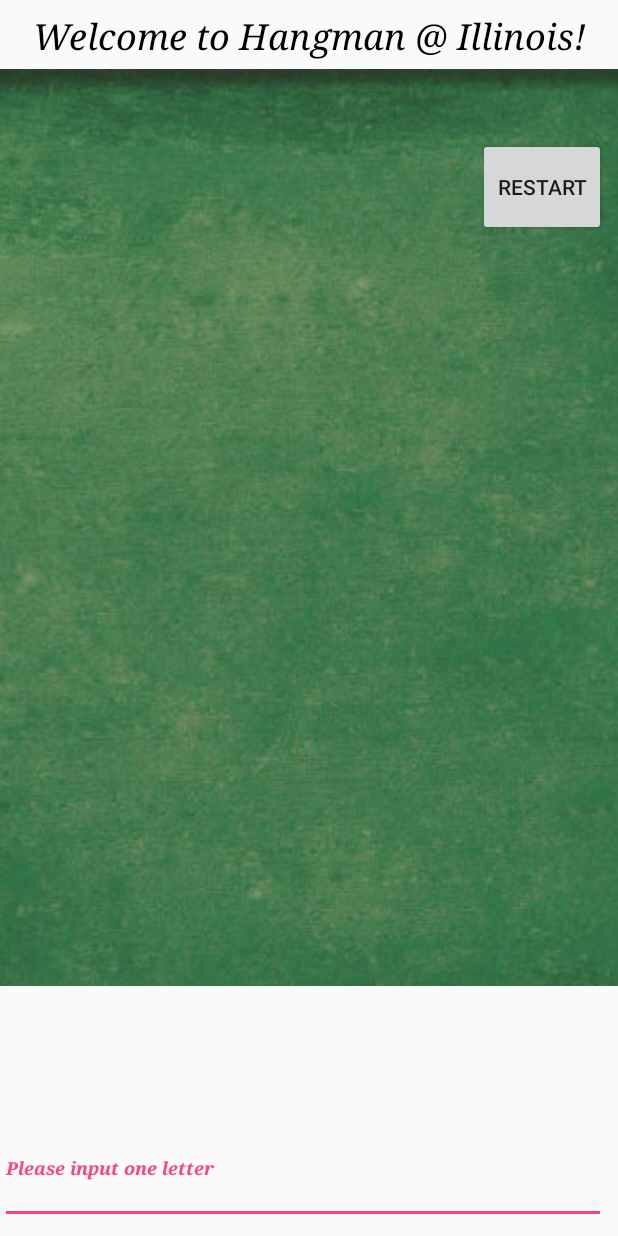
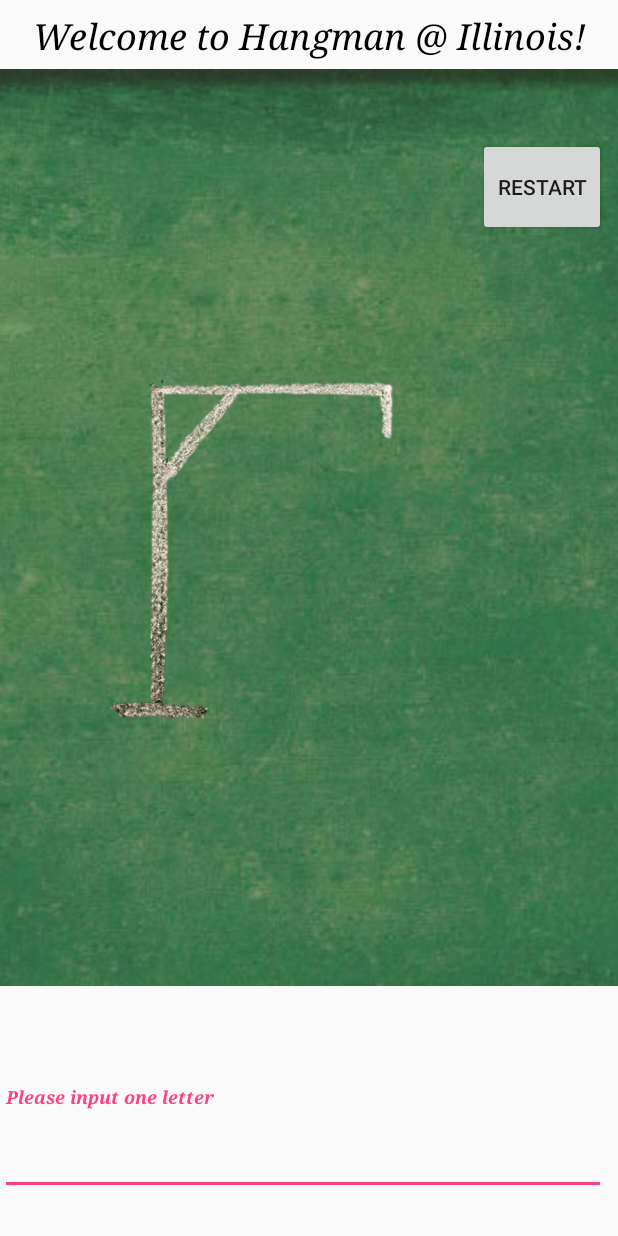
Before and after one commit to rkhoury2/Final-Project, an Android app: the screen it shows after launch (Hangman), on a phone screen of 412 x 824 dp. Run offline under Robolectric (Android 15) with nearby library versions, the phone set to English and light mode, and no system bars.

Commit message:
done ish with UI?

```diff
--- a/app/src/main/java/com/example/ramiekhoury/finalprojecttake2/Hangman.java
+++ b/app/src/main/java/com/example/ramiekhoury/finalprojecttake2/Hangman.java
@@ -6,10 +6,14 @@ import android.support.design.widget.Snackbar;
 import android.support.v7.app.AppCompatActivity;
 import android.support.v7.widget.Toolbar;
 import android.util.Log;
+import android.view.KeyEvent;
 import android.view.View;
 import android.view.Menu;
 import android.view.MenuItem;
+import android.view.inputmethod.EditorInfo;
 import android.widget.Button;
+import android.widget.EditText;
+import android.widget.TextView;
 
 public class Hangman extends AppCompatActivity {
 
@@ -24,7 +28,20 @@ public class Hangman extends AppCompatActivity {
                 Log.d("restart button", "The restart button works!");
             }
         });
-    }
+        EditText userInput = findViewById(R.id.userinput);
+        userInput.setOnEditorActionListener(new TextView.OnEditorActionListener() {
+            @Override
+            public boolean onEditorAction(TextView v, int actionId, KeyEvent event) {
+                boolean handled = false;
+                if (actionId == EditorInfo.IME_ACTION_SEND) {
+                    Log.d("userinput", "User input string works!");
+                   // sendMessage();
+                    handled = true;
+                }
+                return handled;
+            }
+            })
+    ;}
 
 
     @Override
--- a/app/src/main/res/layout/activity_hangman.xml
+++ b/app/src/main/res/layout/activity_hangman.xml
@@ -43,6 +43,23 @@
         app:layout_constraintTop_toTopOf="parent"
         app:srcCompat="@drawable/chalkboard" />
 
+    <ImageView
+        android:id="@+id/emptynoose"
+        android:layout_width="wrap_content"
+        android:layout_height="wrap_content"
+        android:layout_marginBottom="8dp"
+        android:layout_marginEnd="8dp"
+        android:layout_marginLeft="8dp"
+        android:layout_marginRight="8dp"
+        android:layout_marginStart="8dp"
+        android:layout_marginTop="8dp"
+        app:layout_constraintBottom_toBottomOf="parent"
+        app:layout_constraintEnd_toEndOf="parent"
+        app:layout_constraintStart_toStartOf="parent"
+        app:layout_constraintTop_toTopOf="parent"
+        app:layout_constraintVertical_bias="0.38"
+        app:srcCompat="@drawable/empty" />
+
     <Button
         android:id="@+id/button_id"
         android:layout_width="85dp"
@@ -64,7 +81,7 @@
     <android.support.design.widget.TextInputLayout
         android:id="@+id/textInputLayout"
         android:layout_width="match_parent"
-        android:layout_height="44dp"
+        android:layout_height="91dp"
         android:layout_marginBottom="8dp"
         android:layout_marginEnd="8dp"
         android:layout_marginRight="8dp"
@@ -72,9 +89,13 @@
         app:layout_constraintEnd_toEndOf="parent">
 
         <android.support.design.widget.TextInputEditText
+            android:id="@+id/userinput"
             android:layout_width="match_parent"
             android:layout_height="wrap_content"
             android:hint="Please input one letter"
+            android:imeOptions="actionSend"
+            android:inputType="text|textCapCharacters|textNoSuggestions"
+            android:lineSpacingExtra="8sp"
             android:textSize="30sp"
             android:textStyle="bold|italic"
             android:typeface="serif" />
```
Also changed, not shown: app/src/main/res/drawable/empty.png (added).
